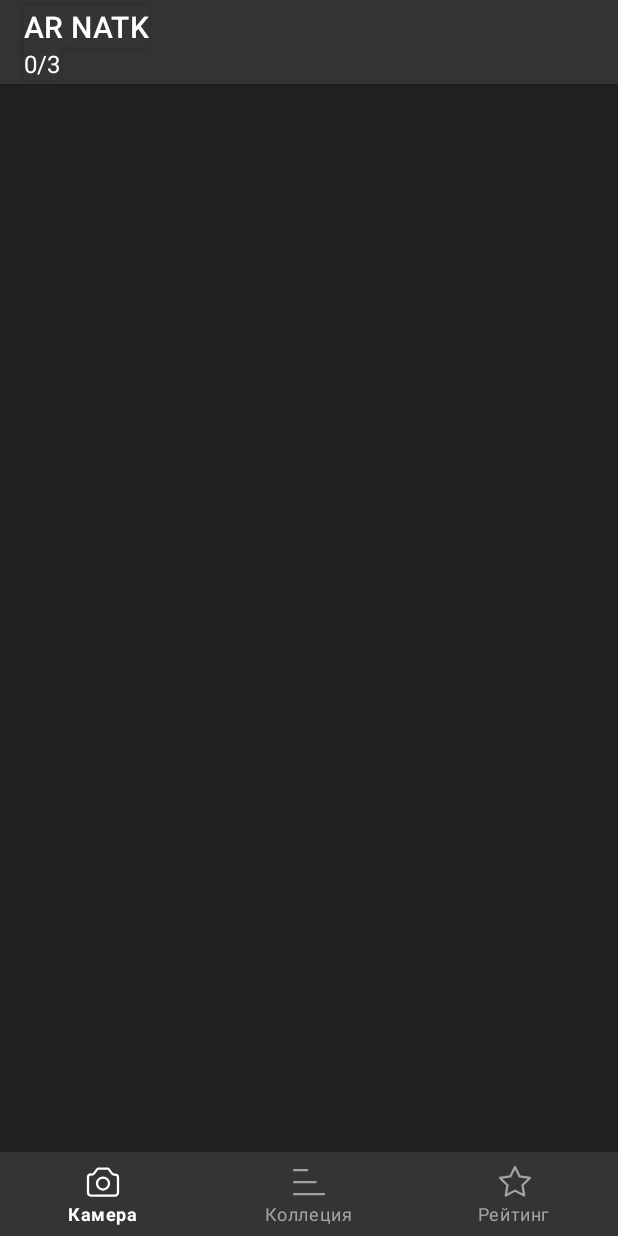
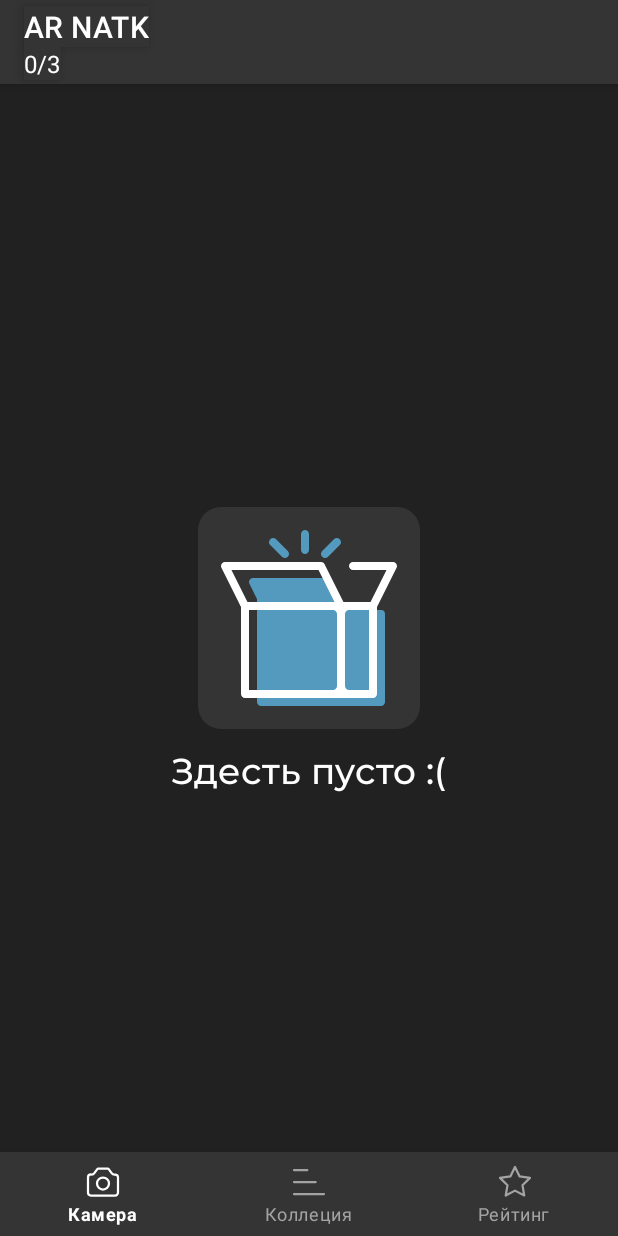
Before and after one commit to Konstkonst55/AR_NATK, an Android app: the CollectionFragment screen opened through its navigation route, on a phone screen of 412 x 824 dp. Run offline under Robolectric (Android 15) with nearby library versions, the light colour scheme and no system bars; our stand-ins replace Dagger/Hilt's generated code, Firebase (no records; nobody signed in at launch, a user with empty details on screens opened directly), navigation-ui; libraries missing offline, so code that uses them is left out: com.google.ar.core, com.google.ar.sceneform; 13 statements that could not run were skipped.

Commit message:
Добавлен экран для пустой коллекции

```diff
--- a/app/src/main/java/com/example/ar_natk/presentation/collection/CollectionFragment.kt
+++ b/app/src/main/java/com/example/ar_natk/presentation/collection/CollectionFragment.kt
@@ -44,8 +44,9 @@ class CollectionFragment : Fragment() {
     }
 
     private fun checkFullCollection() {
-        binding.iCongratulate.root.visibility =
+        binding.incCongratulate.root.visibility =
             if (itemCount == fullItemCount) View.VISIBLE else View.GONE
+        binding.incEmptyError.root.visibility = if (itemCount == 0) View.VISIBLE else View.GONE
     }
 
     private fun setAdapter() {
--- /dev/null
+++ b/app/src/main/res/drawable/ic_empty_box.xml
@@ -0,0 +1,12 @@
+<vector xmlns:android="http://schemas.android.com/apk/res/android"
+    android:width="128dp"
+    android:height="128dp"
+    android:viewportWidth="128"
+    android:viewportHeight="128">
+  <path
+      android:pathData="M61.33,21.33C62.81,21.33 64,20.14 64,18.67V8C64,6.53 62.81,5.33 61.33,5.33C59.86,5.33 58.67,6.53 58.67,8V18.67C58.67,20.14 59.86,21.33 61.33,21.33ZM76.7,23.18L84.53,15.34C85.62,14.26 85.62,12.51 84.53,11.42C83.45,10.34 81.7,10.34 80.62,11.42L72.78,19.26C71.7,20.34 71.7,22.1 72.78,23.18C73.86,24.26 75.62,24.26 76.7,23.18ZM45.97,23.18C47.05,24.26 48.8,24.26 49.89,23.18C50.97,22.1 50.97,20.34 49.89,19.26L42.05,11.42C40.97,10.34 39.21,10.34 38.13,11.42C37.05,12.51 37.05,14.26 38.13,15.34L45.97,23.18ZM112,58.67H86.98L77.05,38.81L77.03,38.82C76.59,37.95 75.71,37.33 74.67,37.33H26.67C25.19,37.33 24,38.53 24,40C24,40.43 24.13,40.82 24.31,41.18L24.28,41.19L29.33,51.3V120C29.33,121.47 30.53,122.67 32,122.67H112C113.47,122.67 114.67,121.47 114.67,120V61.33C114.67,58.51 112,58.67 112,58.67Z"
+      android:fillColor="#549ABE"/>
+  <path
+      android:pathData="M122.67,29.33C122.67,27.86 121.47,26.67 120,26.67H93.33C91.86,26.67 90.67,27.86 90.67,29.33C90.67,30.81 91.86,32 93.33,32H115.68L105.02,53.33H86.98L74.38,28.14L74.36,28.15C73.92,27.28 73.04,26.67 72,26.67H8C6.53,26.67 5.33,27.86 5.33,29.33C5.33,29.76 5.46,30.15 5.64,30.51L5.62,30.53L18.67,56.63V114.67C18.67,116.14 19.86,117.33 21.33,117.33H106.67C108.14,117.33 109.33,116.14 109.33,114.67V56.63L122.39,30.53L122.36,30.51C122.54,30.15 122.67,29.76 122.67,29.33ZM12.31,32H70.35L81.02,53.33H22.98L12.31,32ZM82.67,109.33C82.67,110.81 81.47,112 80,112H24V58.67H80C81.47,58.67 82.67,59.86 82.67,61.33V109.33ZM104,112H90.67C89.19,112 88,110.81 88,109.33V61.33C88,59.86 89.19,58.67 90.67,58.67H104V112Z"
+      android:fillColor="#ffffff"/>
+</vector>
--- /dev/null
+++ b/app/src/main/res/layout/empty_error_layout.xml
@@ -0,0 +1,32 @@
+<?xml version="1.0" encoding="utf-8"?>
+<androidx.constraintlayout.widget.ConstraintLayout xmlns:android="http://schemas.android.com/apk/res/android"
+    android:layout_width="match_parent"
+    android:layout_height="match_parent"
+    xmlns:app="http://schemas.android.com/apk/res-auto">
+
+    <ImageView
+        android:id="@+id/ivEmptyError"
+        android:layout_width="wrap_content"
+        android:layout_height="wrap_content"
+        android:src="@drawable/ic_empty_box"
+        android:background="@drawable/bg_progress_bar"
+        android:padding="10dp"
+        android:contentDescription="@string/cd_empty"
+        app:layout_constraintEnd_toEndOf="parent"
+        app:layout_constraintTop_toTopOf="parent"
+        app:layout_constraintBottom_toBottomOf="parent"
+        app:layout_constraintStart_toStartOf="parent" />
+
+    <TextView
+        android:id="@+id/tvEmptyError"
+        android:layout_width="wrap_content"
+        android:layout_height="wrap_content"
+        android:text="@string/t_empty_error"
+        android:fontFamily="@font/montserrat_medium"
+        android:textSize="24sp"
+        android:layout_marginTop="12dp"
+        app:layout_constraintTop_toBottomOf="@id/ivEmptyError"
+        app:layout_constraintEnd_toEndOf="parent"
+        app:layout_constraintStart_toStartOf="parent" />
+
+</androidx.constraintlayout.widget.ConstraintLayout>
--- a/app/src/main/res/layout/fragment_collection.xml
+++ b/app/src/main/res/layout/fragment_collection.xml
@@ -8,7 +8,7 @@
     android:background="@color/dark_main">
 
     <include
-        android:id="@+id/iCongratulate"
+        android:id="@+id/inc_congratulate"
         android:layout_width="match_parent"
         android:layout_height="wrap_content"
         layout="@layout/congratulate_layout"
@@ -19,6 +19,11 @@
         app:layout_constraintEnd_toEndOf="parent"
         app:layout_constraintStart_toStartOf="parent" />
 
+    <include
+        android:id="@+id/incEmptyError"
+        layout="@layout/empty_error_layout"
+        android:visibility="gone" />
+
     <androidx.recyclerview.widget.RecyclerView
         android:id="@+id/rvItems"
         android:layout_width="match_parent"
@@ -26,7 +31,7 @@
         android:layout_marginHorizontal="12dp"
         android:layout_marginTop="12dp"
         app:layoutManager="androidx.recyclerview.widget.GridLayoutManager"
-        app:layout_constraintTop_toBottomOf="@id/iCongratulate"
+        app:layout_constraintTop_toBottomOf="@id/inc_congratulate"
         app:layout_constraintBottom_toBottomOf="parent"
         app:layout_constraintStart_toStartOf="parent"
         app:layout_constraintEnd_toEndOf="parent" />
--- a/app/src/main/res/values/strings.xml
+++ b/app/src/main/res/values/strings.xml
@@ -37,4 +37,6 @@
     <string name="cd_controller">Controller</string>
     <string name="cd_open_ondoarding">Open on boarding</string>
     <string name="tooltip_open_wiki">Открыть Википедию</string>
+    <string name="cd_empty">Empty</string>
+    <string name="t_empty_error">Здесть пусто :(</string>
 </resources>
```
